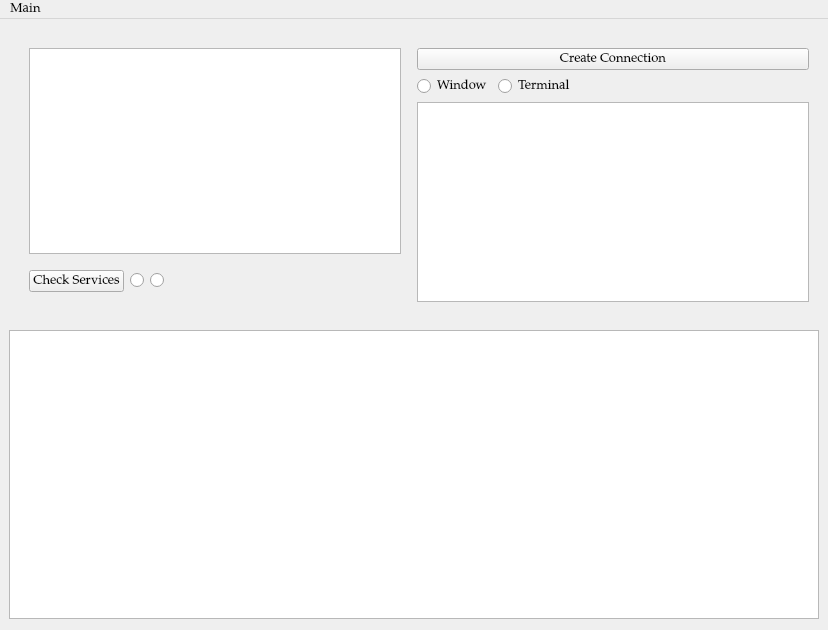
Old version of the form gui/views/ui/SuperUser.ui in the repository Saldenisov/pyconlyse.
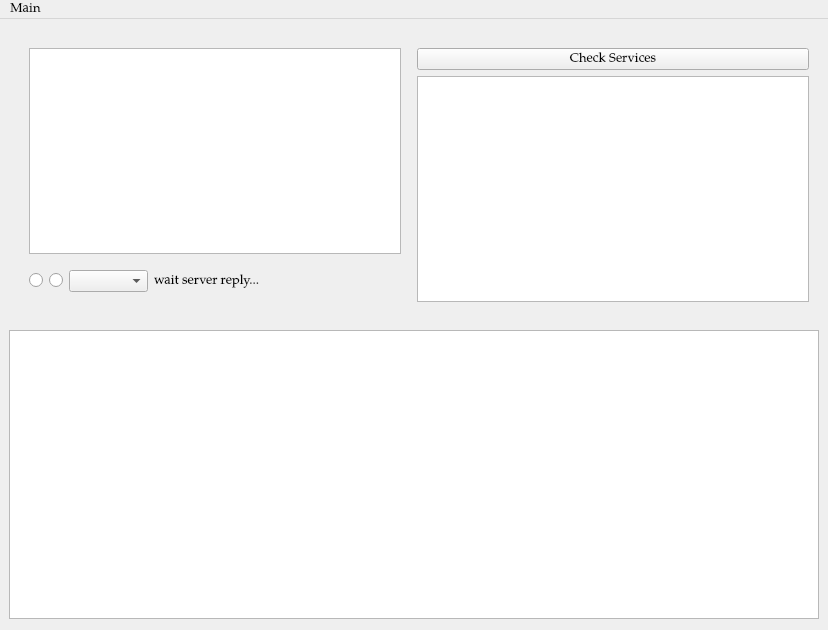
New version of the form. Icons and pictures are not drawn.

Commit message: device_id is added to Device class

Diff of the .ui file:
```diff
--- a/gui/views/ui/SuperUser.ui
+++ b/gui/views/ui/SuperUser.ui
@@ -66,13 +66,6 @@
           <property name="bottomMargin">
            <number>10</number>
           </property>
-          <item>
-           <widget class="QPushButton" name="pB_checkServices">
-            <property name="text">
-             <string>Check Services</string>
-            </property>
-           </widget>
-          </item>
           <item>
            <widget class="QRadioButton" name="radioButton_hB">
             <property name="text">
@@ -87,6 +80,16 @@
             </property>
            </widget>
           </item>
+          <item>
+           <widget class="QComboBox" name="comboBox_servers"/>
+          </item>
+          <item>
+           <widget class="QLabel" name="label_HB">
+            <property name="text">
+             <string>wait server reply...</string>
+            </property>
+           </widget>
+          </item>
           <item>
            <spacer name="horizontalSpacer_2">
             <property name="orientation">
@@ -113,49 +116,12 @@
          <number>10</number>
         </property>
         <item>
-         <widget class="QPushButton" name="pB_connection">
+         <widget class="QPushButton" name="pB_checkServices">
           <property name="text">
-           <string>Create Connection</string>
+           <string>Check Services</string>
           </property>
          </widget>
         </item>
-        <item>
-         <layout class="QHBoxLayout" name="chooseLayout">
-          <property name="sizeConstraint">
-           <enum>QLayout::SetMaximumSize</enum>
-          </property>
-          <property name="bottomMargin">
-           <number>0</number>
-          </property>
-          <item>
-           <widget class="QRadioButton" name="rB_window">
-            <property name="text">
-             <string>Window</string>
-            </property>
-           </widget>
-          </item>
-          <item>
-           <widget class="QRadioButton" name="rB_local">
-            <property name="text">
-             <string>Terminal</string>
-            </property>
-           </widget>
-          </item>
-          <item>
-           <spacer name="horizontalSpacer">
-            <property name="orientation">
-             <enum>Qt::Horizontal</enum>
-            </property>
-            <property name="sizeHint" stdset="0">
-             <size>
-              <width>40</width>
-              <height>20</height>
-             </size>
-            </property>
-           </spacer>
-          </item>
-         </layout>
-        </item>
         <item>
          <widget class="QTextEdit" name="tE_info"/>
         </item>
```
Left out of the diff: 6 changed lines with no effect on the pictures. The commit also changes 22 other files.
